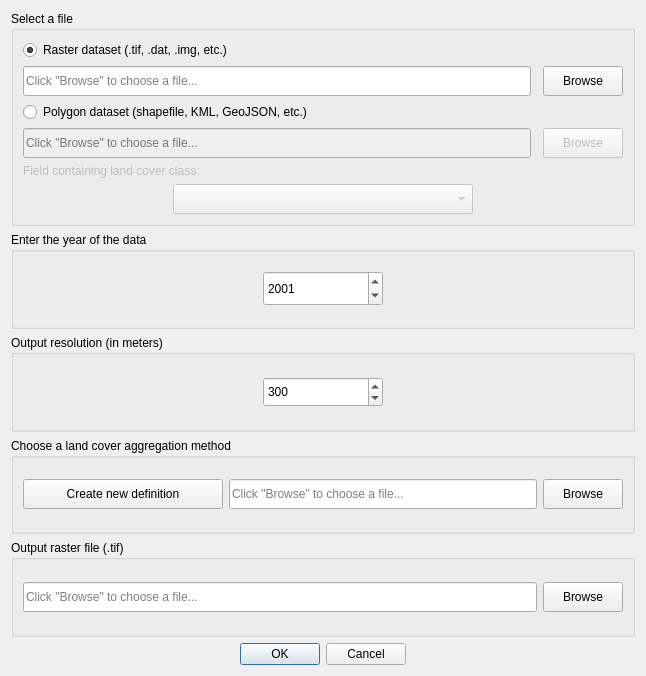
Before: the Qt Designer form LDMP/gui/DlgLoadDataLC.ui in ConservationInternational/trends.earth, drawn with Qt 5.
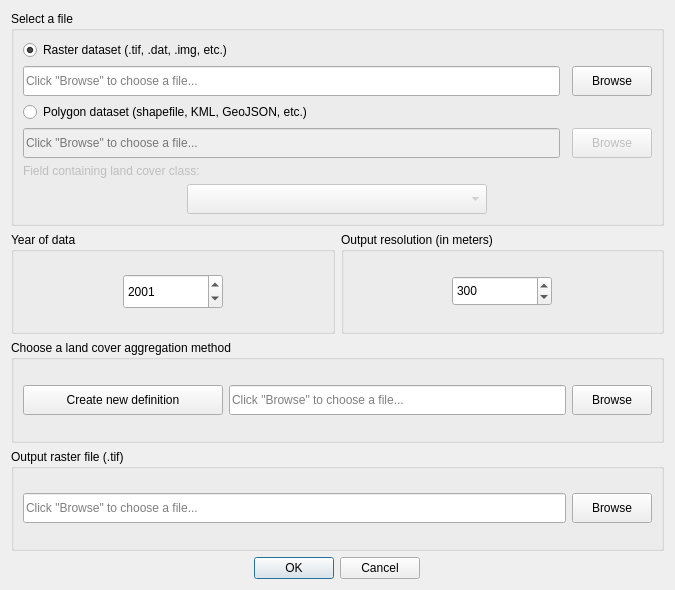
After: the same form once the commit is applied.

Commit message: Connect new load data dialogs.

Diff of the .ui file:
```diff
--- a/LDMP/gui/DlgLoadDataLC.ui
+++ b/LDMP/gui/DlgLoadDataLC.ui
@@ -9,8 +9,8 @@
    <rect>
     <x>0</x>
     <y>0</y>
-    <width>646</width>
-    <height>676</height>
+    <width>675</width>
+    <height>590</height>
    </rect>
   </property>
   <property name="sizePolicy">
@@ -167,12 +167,14 @@
     </widget>
    </item>
    <item>
+    <layout class="QHBoxLayout" name="horizontalLayout">
+     <item>
     <widget class="QGroupBox" name="groupBox">
      <property name="title">
-      <string>Enter the year of the data</string>
-     </property>
-     <layout class="QVBoxLayout" name="verticalLayout_2">
-      <item alignment="Qt::AlignHCenter">
+        <string>Year of data</string>
+       </property>
+       <layout class="QHBoxLayout" name="horizontalLayout_3">
+        <item>
        <widget class="QDateEdit" name="spinBox_year">
         <property name="enabled">
          <bool>true</bool>
@@ -185,13 +187,13 @@
         </property>
         <property name="minimumSize">
          <size>
-          <width>120</width>
+            <width>100</width>
           <height>30</height>
          </size>
         </property>
         <property name="maximumSize">
          <size>
-          <width>120</width>
+            <width>10</width>
           <height>35</height>
          </size>
         </property>
@@ -229,18 +231,18 @@
      <property name="title">
       <string>Output resolution (in meters)</string>
      </property>
-     <layout class="QVBoxLayout" name="verticalLayout_3">
-      <item alignment="Qt::AlignHCenter">
+       <layout class="QHBoxLayout" name="horizontalLayout_2">
+        <item>
        <widget class="QSpinBox" name="spinBox_resolution">
         <property name="minimumSize">
          <size>
-          <width>120</width>
+            <width>100</width>
           <height>30</height>
          </size>
         </property>
         <property name="maximumSize">
          <size>
-          <width>200</width>
+            <width>100</width>
           <height>16777215</height>
          </size>
         </property>
@@ -257,6 +259,8 @@
       </item>
      </layout>
     </widget>
+     </item>
+    </layout>
    </item>
    <item>
     <widget class="QGroupBox" name="groupBox_3">
```
Lines whose indentation alone changed are shown as unchanged. The commit also changes 2 other files.
